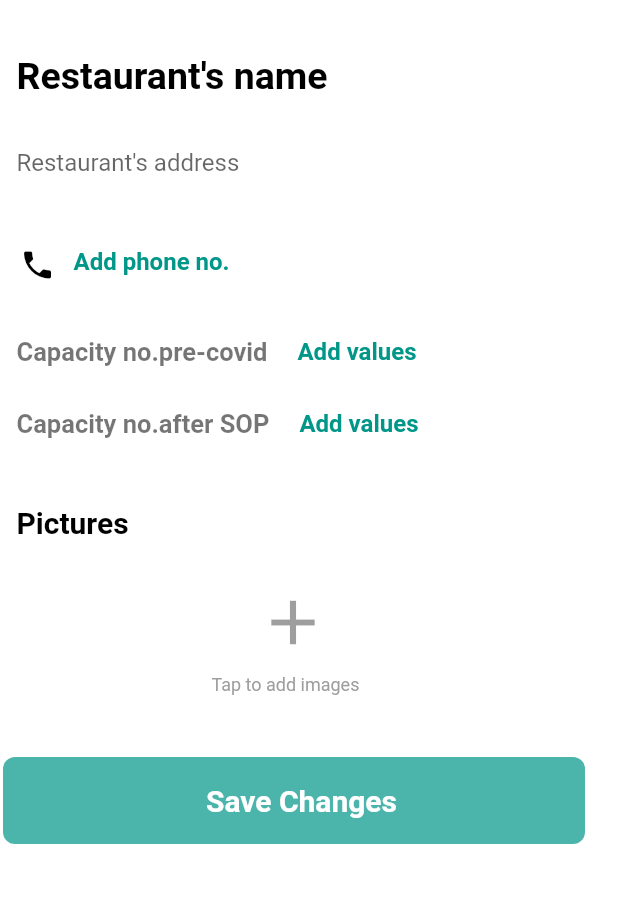
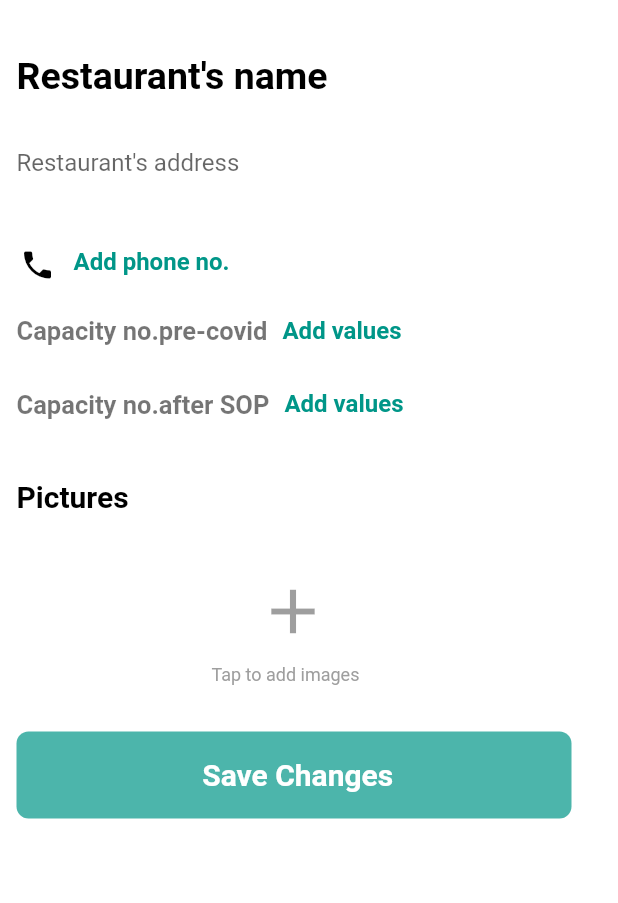
Before and after one commit to Anuragsingh691/SafeOutsBussinessFlutter, a Flutter app: the Profile screen opened directly, on a phone screen of 412 x 824 dp, the part 107-1010 px from its top. Run offline on Flutter 3.47's test engine with Material 2 defaults, Android fonts, the phone set to English and light mode, and no system bars; our stand-ins replace flutter_icons, flutter_mobx, getflutter, image_picker, pinput; missing offline and left inert: launch_review, pin_entry_text_field.

Commit message:
final UI

```diff
--- a/lib/screens/ProfileScreen.dart
+++ b/lib/screens/ProfileScreen.dart
@@ -1,11 +1,8 @@
 import 'package:flutter/cupertino.dart';
 import 'package:flutter/material.dart';
 import 'dart:io';
-
 import 'package:image_picker/image_picker.dart';
-import 'package:safeouts_bussiness/screens/AdminOtp.dart';
-import 'package:safeouts_bussiness/screens/admin_homepage.dart';
-import 'package:safeouts_bussiness/screens/staff.dart';
+import 'package:getflutter/getflutter.dart';
 
 
 class Profile extends StatefulWidget {
@@ -16,7 +13,6 @@ class Profile extends StatefulWidget {
 
 class _ImageCaptureState extends State<Profile> {
 
-  // Food food = Food();
   File _imageFile;
   File imageFile;//take file path
   File _profileImageFile;
@@ -32,12 +28,6 @@ class _ImageCaptureState extends State<Profile> {
       _profileImageFile = null;
     });
   }
-  // Future<void> _pickImage(ImageSource source) async {
-  //   final selected = await ImagePicker().getImage(source: source);
-  //   setState(() {
-  //     _imageFile = File(selected.path);
-  //   });
-  // }
 
   // void _clear() {
   //   setState(() {
@@ -45,26 +35,20 @@ class _ImageCaptureState extends State<Profile> {
   //   });
   // }
 
-  // _save() async {
-  //   uploadFoodAndImages(food, _imageFile, context);
-  // }
 
   @override
   Widget build(BuildContext context) {
     return Scaffold(
       body: Container(
 
-        // width: MediaQuery.of(context).size.width,
-        // height: MediaQuery.of(context).size.height,
         child: Padding(
           padding: EdgeInsets.symmetric(vertical: 1, horizontal: 1),
           child: SingleChildScrollView(
 
             physics: BouncingScrollPhysics(),
-
             child: Column(
+              // mainAxisAlignment: MainAxisAlignment.spaceEvenly,
               crossAxisAlignment: CrossAxisAlignment.start,
-              // crossAxisAlignment: CrossAxisAlignment.center,
               children: <Widget>[
                 Divider(
                     height: 10,
@@ -72,43 +56,71 @@ class _ImageCaptureState extends State<Profile> {
             SizedBox(
                   height: 10,
                 ),
-                // ListView(
-                //   shrinkWrap: true,
-                //   children: <Widget>[
                     _profileImageFile != null
-                        ? Column(
+                        ? Row(
                       // mainAxisAlignment: MainAxisAlignment.start,
                       children: <Widget>[
-                        CircleAvatar(
-                          // borderRadius: BorderRadius.circular(5),
+                        // CircleAvatar(
+                        //   // borderRadius: BorderRadius.circular(5),
+                        //   backgroundImage: FileImage(_profileImageFile),
+                        //   radius: 40,
+                        //   // child: Container(
+                        //   //   width: MediaQuery.of(context).size.width - 370,
+                        //   //   child: Image.file(
+                        //   //     _imageFile,
+                        //   //     fit: BoxFit.scaleDown,
+                        //   //   ),
+                        //   // ),
+                        // ),
+
+                        Container(
+                          padding: new EdgeInsets.only(left:10.0),
+                          child:GFAvatar(
                           backgroundImage: FileImage(_profileImageFile),
-                          radius: 40,
-                          // child: Container(
-                          //   width: MediaQuery.of(context).size.width - 370,
-                          //   child: Image.file(
-                          //     _imageFile,
-                          //     fit: BoxFit.scaleDown,
-                          //   ),
-                          // ),
+                            shape: GFAvatarShape.standard,
+                            radius: 30,
 
+                           ),
                         ),
+                        Column(
+                          crossAxisAlignment: CrossAxisAlignment.center,
+                          mainAxisAlignment: MainAxisAlignment.end,
+                          children: <Widget>[
 
-                        // Row(
-                        //   mainAxisAlignment: MainAxisAlignment.center,
-                        //   children: <Widget>[
-                        //     FlatButton(
-                        //       child: Icon(Icons.edit,),
-                        //       onPressed: _clear,
-                        //     ),
-                        //     FlatButton(
-                        //       child: Icon(Icons.remove),
-                        //       // onPressed: _cropImage,
-                        //     ),
-                        //
-                        //   ],
-                        // ),
+                              Text('                                              Update logo',
+                              style: TextStyle(color: Colors.teal,fontWeight: FontWeight.bold,   fontSize: 17,
+                              ),
+                              textAlign: TextAlign.left,
+
+                            ),
+
+                               FlatButton(
+                                 child:Text('                                            Remove logo',
+                              style: TextStyle(color: Colors.teal,fontWeight: FontWeight.bold,   fontSize: 17,
+                              ),
+                            ),
+                                 onPressed: _clear,
+
+                               ),
+                            // FlatButton(
+                            //   child: Text(' Update logo',
+                            //     style: TextStyle(color: Colors.teal,fontWeight: FontWeight.bold,   fontSize: 17,
+                            //     ),
+                            //     textAlign: TextAlign.left,
+                            //   ),
+                            //   onPressed: _clear,
+                            // ),
+                            // FlatButton(
+                            //   child: Text(' Update logo',
+                            //   style: TextStyle(color: Colors.teal,fontWeight: FontWeight.bold,   fontSize: 17,
+                            //   ),
+                            //   textAlign: TextAlign.left,
+                            // ),
+                            //   // onPressed: _cropImage,
+                            // ),
+                          ],
+                        ),
                       ],
-
                     )
                         : GestureDetector(
                       onTap: () {
@@ -116,7 +128,6 @@ class _ImageCaptureState extends State<Profile> {
                       },
                       child: Container(
                         child: Column(
-                          // mainAxisAlignment: MainAxisAlignment.start,
                           children: <Widget>[
                             Container(
                                 alignment: Alignment.topLeft,
@@ -126,12 +137,10 @@ class _ImageCaptureState extends State<Profile> {
                                   height: 50,
                                   // fit: BoxFit.cover,
                                 ),
-
                               decoration: new BoxDecoration(
                                 color: Colors.grey.withOpacity(0.3),
                                 shape: BoxShape.circle,
                               ),
-
                               width: 100,
                             ),
                             SizedBox(
@@ -141,30 +150,26 @@ class _ImageCaptureState extends State<Profile> {
                         ),
                       ),
                     ),
-                  // ],
-                // ),
                 SizedBox(
                   height: 20,
                 ),
                 Container(
                   child: TextField(
-                    onChanged: (String value) {
-                      // food.Pname = value;
-                    },
+
                     decoration: InputDecoration(
                       hintText: "Restaurant's name",
                       border: InputBorder.none,
+
                       hintStyle: TextStyle(
                           color: Colors.black,
                           fontWeight: FontWeight.bold,fontSize: 25,
-
                       ),
                       contentPadding: EdgeInsets.only(left: 10),
                     ),
+                    style: TextStyle(color: Colors.black,fontSize: 25,fontWeight: FontWeight.bold),
 
                   ),
                 ),
-
                 SizedBox(
                   height: 10,
                 ),
@@ -173,30 +178,17 @@ class _ImageCaptureState extends State<Profile> {
                     keyboardType: TextInputType.multiline,
                     maxLines: null,
                     onChanged: (String value) {
-                      // food.Paddress = value;
                     },
                     decoration: InputDecoration(
                       hintText: "Restaurant's address",
                       border: InputBorder.none,
                       contentPadding: EdgeInsets.only(left: 10),
-
                     ),
+                    style: TextStyle(color: Colors.black54),
 
                   ),
+                ),
 
-                ),
-                // Container(
-                //   child: TextField(
-                //     keyboardType: TextInputType.multiline,
-                //     maxLines: null,
-                //     onChanged: (String value) {
-                //       food.Pnumber = value;
-                //     },
-                //     decoration: InputDecoration(
-                //       hintText: "Add phone no.",
-                //     ),
-                //   ),
-                // ),
                 SizedBox(
                   height: 20,
                 ),
@@ -210,79 +202,34 @@ class _ImageCaptureState extends State<Profile> {
                     ),
                     hintText: 'Add phone no.',
                     border: InputBorder.none,
-
                     hintStyle: TextStyle(
                         color: Colors.teal, fontWeight: FontWeight.bold
                     ),
                   ),
+                  style: TextStyle(color: Colors.teal,fontWeight: FontWeight.bold),
                 ),
-                // Container(
-                //   child: TextField(
-                //     keyboardType: TextInputType.multiline,
-                //     maxLines: null,
-                //     onChanged: (String value) {
-                //       // food.Psop = value;
-                //     },
-                //     decoration: InputDecoration(
-                //       labelText: 'Enter 4 Digit PIN',
-                //     ),
-                //   ),
+
+                //  Container(
+                //     child: PinEntryTextField(
+                //       showFieldAsBox: true,
+                //       fields: 4,
+                //     )
                 // ),
-                // Container(
-                //   child: TextField(
-                //     keyboardType: TextInputType.multiline,
-                //     maxLines: null,
-                //     onChanged: (String value) {
-                //       // food.Psop = value;
-                //     },
-                //     decoration: InputDecoration(
-                //       hintText: 'Capacity no.pre-covid   Add values',
-                //       hintStyle: TextStyle(
-                //           color: Colors.black54,
-                //           fontWeight: FontWeight.bold
-                //       ),
-                //     ),
-                //   ),
-                // ),
-                // Container(
-                //   child:
-                //   TextField(
-                //     keyboardType: TextInputType.multiline,
-                //     maxLines: null,
-                //     onChanged: (String value) {
-                //       // food.Pcop = value;
-                //     },
-                //     decoration: InputDecoration(
-                //       hintText: 'Capacity no.pre-after SOP Add values',
-                //       hintStyle: TextStyle(
-                //           color: Colors.black54,
-                //           fontWeight: FontWeight.bold
-                //       ),
-                //     ),
-                //   ),
-                // ),
-                // Row(
-                //   children: <Widget>[
-                //     Expanded(child: TextField()),
-                //   ],
-                // )
                 SizedBox(
                   height: 10,
                 ),
+                Row(
+                    crossAxisAlignment: CrossAxisAlignment.start,
 
-                Row(
                     children: <Widget>[
+
                       Padding(
-                        padding: EdgeInsets.all(10.0),
+                        padding: EdgeInsets.only(left:10.0),
                         child: Text('Capacity no.pre-covid',
                           style: TextStyle(color: Colors.black54,fontWeight: FontWeight.bold,   fontSize: 17,
-
                           ),
-
                         ),
-
                       ),
-
 
                       Expanded(child: TextField(
 
@@ -298,16 +245,20 @@ class _ImageCaptureState extends State<Profile> {
                               color: Colors.teal,
                               fontWeight: FontWeight.bold
                           ),
+                          contentPadding: EdgeInsets.only(left: 10, bottom: 30),
+                        ),
+                        style: TextStyle(color: Colors.teal,fontWeight: FontWeight.bold),
 
-                          contentPadding: EdgeInsets.only(left: 10),
-                        ),
-                      )),
+                      )
+                      ),
                     ]),
 
                 Row(
+                    crossAxisAlignment: CrossAxisAlignment.start,
+
                     children: <Widget>[
                       Padding(
-                        padding: EdgeInsets.all(10.0),
+                        padding: EdgeInsets.only(left:10.0),
                         child: Text('Capacity no.after SOP',
                           style: TextStyle(color: Colors.black54,fontWeight: FontWeight.bold,   fontSize: 17,
 
@@ -328,12 +279,14 @@ class _ImageCaptureState extends State<Profile> {
                               color: Colors.teal,
                               fontWeight: FontWeight.bold
                           ),
-                          contentPadding: EdgeInsets.only(left: 10),
+                          contentPadding: EdgeInsets.only(left: 10, bottom: 30),
                         ),
+                        style: TextStyle(color: Colors.teal,fontWeight: FontWeight.bold),
+
                       )),
                     ]),
                 SizedBox(
-                  height: 20,
+                  height: 1,
                 ),
                 Row(
                     children: <Widget>[
@@ -348,7 +301,7 @@ class _ImageCaptureState extends State<Profile> {
 
                     ]),
                 SizedBox(
-                  height: 20,
+                  height: 30,
                 ),
 
                 Column(
@@ -380,12 +333,12 @@ class _ImageCaptureState extends State<Profile> {
                   ],
                 ),
                 SizedBox(
-                  height: 40,
+                  height: 30,
                 ),
                 Container(
                   width: 390.0,
                   height: 60.0,
-                  padding: EdgeInsets.symmetric(horizontal: 1, vertical: 1),
+                  padding: EdgeInsets.symmetric(horizontal: 10, vertical: 1),
                   child: RaisedButton(
                     shape: RoundedRectangleBorder(
                       borderRadius: BorderRadius.circular(8),
@@ -395,6 +348,7 @@ class _ImageCaptureState extends State<Profile> {
                     padding: EdgeInsets.fromLTRB(20, 10, 20, 10),
 
                     elevation: 0.0,
+
                     onPressed: () async {
                       // Navigator.of(context).pushReplacement(
                       //     MaterialPageRoute(
@@ -402,7 +356,7 @@ class _ImageCaptureState extends State<Profile> {
                       //     )
                       // );
                     },
-                    child: Text('                  Save Changes                ',
+                    child: Text('                  Save Changes                 ',
                         style: TextStyle(
                           fontSize: 20,
                           color: Colors.white,
@@ -464,9 +418,7 @@ class _ImageCaptureState extends State<Profile> {
                 // )
 
               ],
-
             ),
-
           ),
         ),
       ),
@@ -480,4 +432,22 @@ class _ImageCaptureState extends State<Profile> {
     print("Image Path is $imageFile");
     setState(() {});
   }
+  void _showSnackBar(String pin, BuildContext context) {
+    final snackBar = SnackBar(
+      duration: const Duration(seconds: 3),
+      content: Container(
+        height: 80.0,
+        child: Center(
+          child: Text(
+            'Pin Submitted. Value: $pin',
+            style: const TextStyle(fontSize: 25.0),
+          ),
+        ),
+      ),
+      backgroundColor: Colors.deepPurpleAccent,
+    );
+    Scaffold.of(context)
+      ..hideCurrentSnackBar()
+      ..showSnackBar(snackBar);
+  }
 }
--- a/lib/screens/staff.dart
+++ b/lib/screens/staff.dart
@@ -46,7 +46,6 @@ class _ProfileState extends State<Staff> {
                 ),
                 child:
                  new ListTile(
-
                     // leading: new Icon(Icons.search, color: Colors.grey, ),
                     title: new TextField(
                       // controller: controller,
@@ -60,7 +59,6 @@ class _ProfileState extends State<Staff> {
                           // fontSize: 25,
                         ),
                       ),
-
                       // onChanged: onSearchTextChanged,
                     ),
                     trailing: new IconButton(icon: new Icon(Icons.search, color: Colors.grey,), onPressed: () {
```
